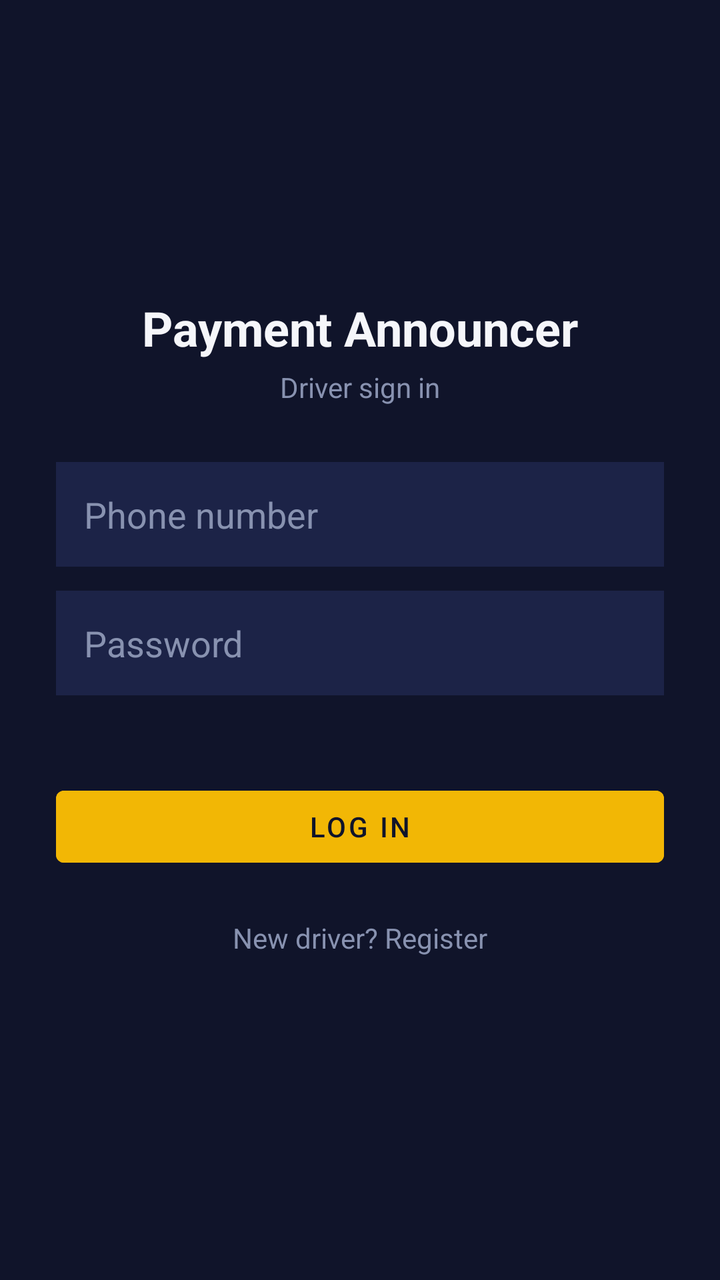
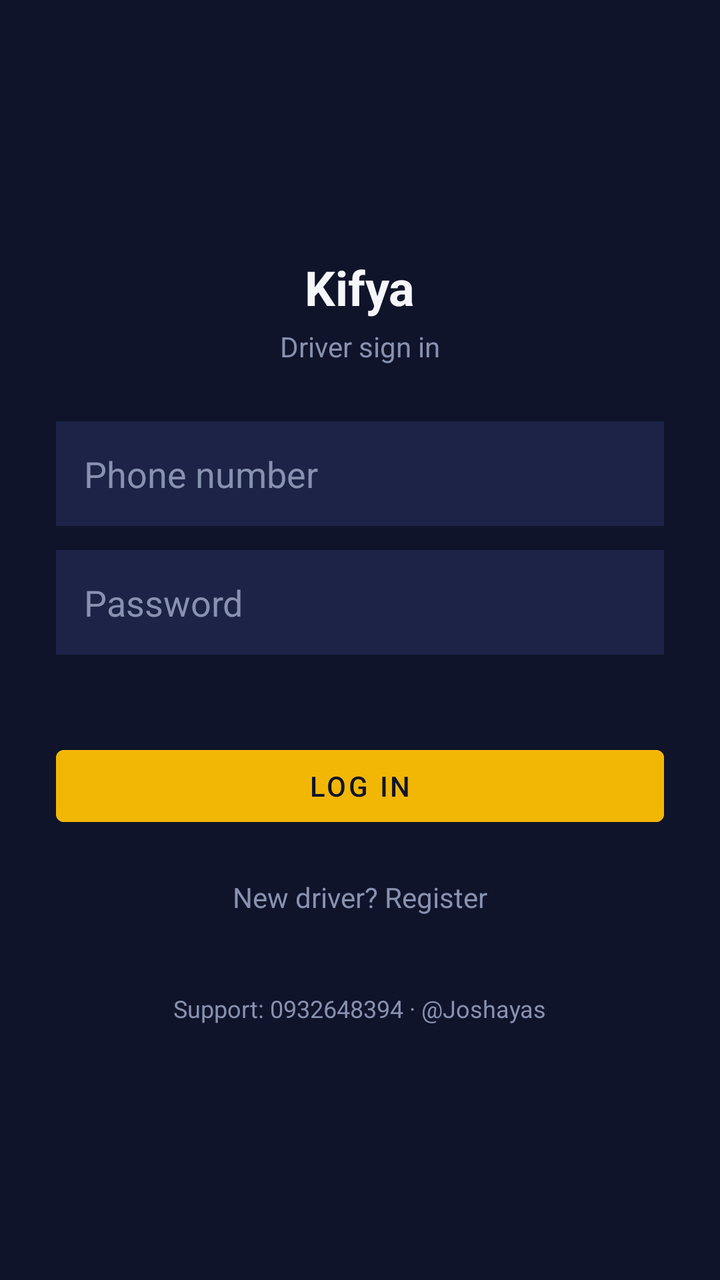

An Android layout rendered at two revisions. The XML below is the earlier revision; the diff shows what the commit changed to produce the second picture.
<!-- AndroidManifest.xml: application theme Theme.PaymentAnnouncer -->
<!-- res/layout/activity_login.xml -->
<?xml version="1.0" encoding="utf-8"?>
<LinearLayout xmlns:android="http://schemas.android.com/apk/res/android"
    android:layout_width="match_parent"
    android:layout_height="match_parent"
    android:orientation="vertical"
    android:gravity="center"
    android:padding="28dp"
    android:background="@color/bg">

    <TextView
        android:layout_width="wrap_content"
        android:layout_height="wrap_content"
        android:text="@string/app_name"
        android:textColor="@color/text"
        android:textSize="24sp"
        android:textStyle="bold"
        android:layout_marginBottom="4dp" />

    <TextView
        android:layout_width="wrap_content"
        android:layout_height="wrap_content"
        android:text="Driver sign in"
        android:textColor="@color/text_dim"
        android:textSize="14sp"
        android:layout_marginBottom="28dp" />

    <EditText
        android:id="@+id/phoneInput"
        android:layout_width="match_parent"
        android:layout_height="wrap_content"
        android:hint="Phone number"
        android:inputType="phone"
        android:textColor="@color/text"
        android:textColorHint="@color/text_dim"
        android:padding="14dp"
        android:background="@color/panel"
        android:layout_marginBottom="12dp" />

    <EditText
        android:id="@+id/passwordInput"
        android:layout_width="match_parent"
        android:layout_height="wrap_content"
        android:hint="Password"
        android:inputType="textPassword"
        android:textColor="@color/text"
        android:textColorHint="@color/text_dim"
        android:padding="14dp"
        android:background="@color/panel"
        android:layout_marginBottom="16dp" />

    <TextView
        android:id="@+id/loginError"
        android:layout_width="match_parent"
        android:layout_height="wrap_content"
        android:textColor="@color/danger"
        android:textSize="13sp"
        android:layout_marginBottom="8dp" />

    <Button
        android:id="@+id/loginButton"
        android:layout_width="match_parent"
        android:layout_height="wrap_content"
        android:text="Log in"
        android:backgroundTint="@color/gold"
        android:textColor="@color/bg" />

    <TextView
        android:id="@+id/goToRegister"
        android:layout_width="wrap_content"
        android:layout_height="wrap_content"
        android:text="New driver? Register"
        android:textColor="@color/text_dim"
        android:padding="14dp"
        android:layout_marginTop="8dp" />

</LinearLayout>
<!-- resources referenced by this layout -->
<resources>
  <color name="bg">#10142A</color>
  <color name="danger">#E8615A</color>
  <color name="gold">#F2B705</color>
  <color name="panel">#1C2347</color>
  <color name="text">#F5F6FA</color>
  <color name="text_dim">#8892B0</color>
  <string name="app_name">Payment Announcer</string>
  <style name="Theme.PaymentAnnouncer" parent="Theme.MaterialComponents.DayNight.NoActionBar">
          <item name="colorPrimary">@color/gold</item>
          <item name="colorPrimaryDark">@color/bg</item>
          <item name="colorAccent">@color/mint</item>
          <item name="android:windowBackground">@color/bg</item>
      </style>
  <color name="mint">#3FCF8E</color>
</resources>

<!-- the commit's change to res/layout/activity_login.xml (unified diff, before → after) -->
@@ -73,4 +73,12 @@
         android:padding="14dp"
         android:layout_marginTop="8dp" />
 
+    <TextView
+        android:layout_width="wrap_content"
+        android:layout_height="wrap_content"
+        android:text="Support: 0932648394 · @Joshayas"
+        android:textColor="@color/text_dim"
+        android:textSize="12sp"
+        android:layout_marginTop="24dp" />
+
 </LinearLayout>
<!-- resource entries referenced after the edit -->
@@ -6,7 +6,7 @@
   <color name="panel">#1C2347</color>
   <color name="text">#F5F6FA</color>
   <color name="text_dim">#8892B0</color>
-  <string name="app_name">Payment Announcer</string>
+  <string name="app_name">Kifya</string>
   <style name="Theme.PaymentAnnouncer" parent="Theme.MaterialComponents.DayNight.NoActionBar">
           <item name="colorPrimary">@color/gold</item>
           <item name="colorPrimaryDark">@color/bg</item>
